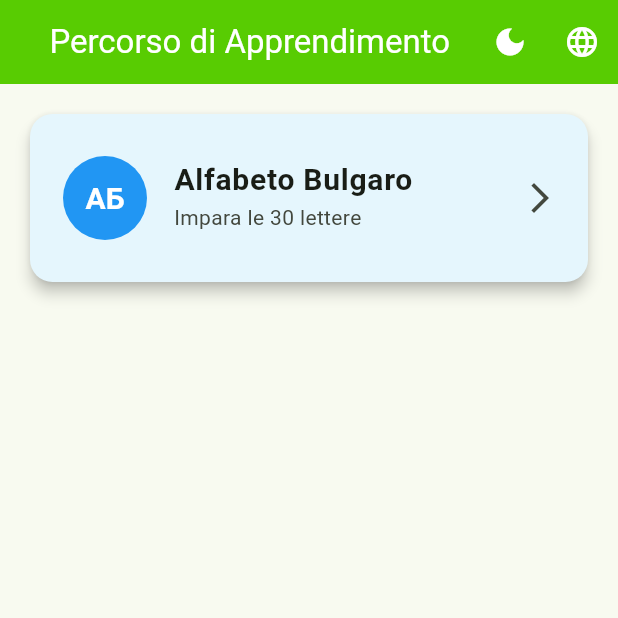
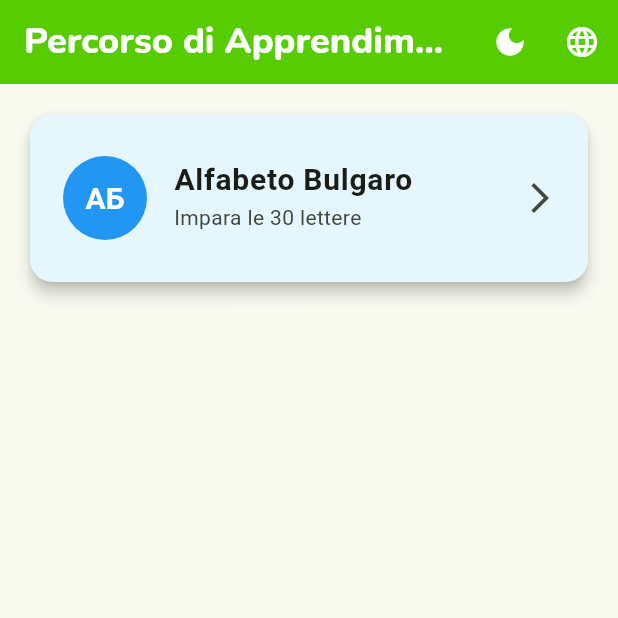
Before and after one commit to SimoneAndreaCilia/HAIDE_Learner, a Flutter app: the screen it shows after launch, on a phone screen of 412 x 824 dp, the top half of it. Run offline on Flutter 3.47's test engine with Material 3 defaults, Android fonts, the phone set to English and light mode, and no system bars; our stand-ins replace cloud_firestore, firebase_core, flutter_tts, google_fonts, percent_indicator, shared_preferences; accounts and stored records are empty; generated files the repository leaves out were written again; Roboto replaces fonts that are missing (Verdana).

Commit message:
Various Fix

```diff
--- a/lib/l10n/app_en.arb
+++ b/lib/l10n/app_en.arb
@@ -24,7 +24,7 @@
     },
     "whatIsThis": "What is this?",
     "howToSay": "How do you say...",
-    "bravo": "BRAVO! 🎉",
+    "bravo": "браво! 🎉 (Good Job)",
     "wrongMessage": "WRONG! 😢 It was: {correct}",
     "@wrongMessage": {
         "placeholders": {
--- a/lib/l10n/app_it.arb
+++ b/lib/l10n/app_it.arb
@@ -24,7 +24,7 @@
     },
     "whatIsThis": "Cos'è questo?",
     "howToSay": "Come si dice...",
-    "bravo": "BRAVO! 🎉",
+    "bravo": "браво!🎉 (bravo)",
     "wrongMessage": "SBAGLIATO! 😢 Era: {correct}",
     "@wrongMessage": {
         "placeholders": {
--- a/lib/main.dart
+++ b/lib/main.dart
@@ -7,6 +7,8 @@ import 'firebase_options.dart';
 import 'screens/home_screen.dart';
 import 'providers/language_provider.dart';
 import 'providers/theme_provider.dart';
+
+import 'package:google_fonts/google_fonts.dart';
 
 void main() async {
   WidgetsFlutterBinding.ensureInitialized();
@@ -39,9 +41,14 @@ class HaideApp extends StatelessWidget {
             ),
             useMaterial3: true,
             fontFamily: 'Verdana',
-            appBarTheme: const AppBarTheme(
-              backgroundColor: Color(0xFF58CC02),
+            appBarTheme: AppBarTheme(
+              backgroundColor: const Color(0xFF58CC02),
               foregroundColor: Colors.white,
+              titleTextStyle: GoogleFonts.nunito(
+                color: Colors.white,
+                fontSize: 24,
+                fontWeight: FontWeight.w800,
+              ),
             ),
           ),
           darkTheme: ThemeData(
@@ -51,11 +58,16 @@ class HaideApp extends StatelessWidget {
             ),
             useMaterial3: true,
             fontFamily: 'Verdana',
-            appBarTheme: const AppBarTheme(
-              backgroundColor: Color(
-                0xFF58CC02,
-              ), // Manteniamo il verde anche in dark mode, o possiamo cambiarlo
+            appBarTheme: AppBarTheme(
+              backgroundColor: const Color(
+                0xFF1B5E20,
+              ), // Darker green for dark mode
               foregroundColor: Colors.white,
+              titleTextStyle: GoogleFonts.nunito(
+                color: Colors.white,
+                fontSize: 24,
+                fontWeight: FontWeight.w800,
+              ),
             ),
           ),
           locale: languageProvider.currentLocale,
--- a/lib/screens/home_screen.dart
+++ b/lib/screens/home_screen.dart
@@ -22,8 +22,7 @@ class HomeScreen extends StatelessWidget {
       appBar: AppBar(
         title: Text(l10n.learningPath),
         centerTitle: true,
-        backgroundColor: const Color(0xFF58CC02),
-        foregroundColor: Colors.white,
+
         actions: [
           Consumer<ThemeProvider>(
             builder: (context, themeProvider, child) {
```
Also changed, not shown: lib/screens/alphabet_lesson_screen.dart (+12 -2 lines), lib/screens/quiz_screen.dart (+68 -17 lines), lib/l10n/generated/app_localizations.dart, lib/l10n/generated/app_localizations_en.dart, lib/l10n/generated/app_localizations_it.dart.
